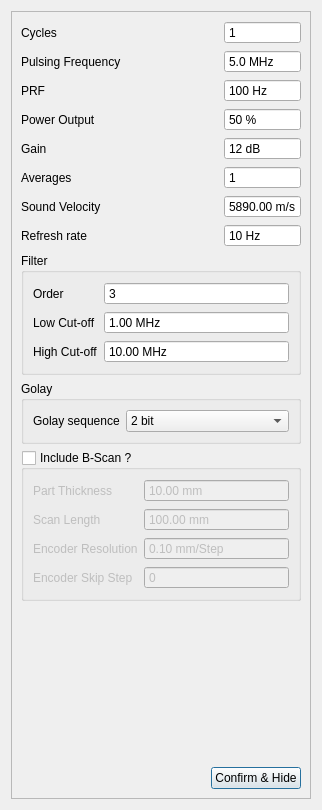
First picture: the form in tsettings.ui, repository SDJoeKing/Tubers_GUI, before the edit.
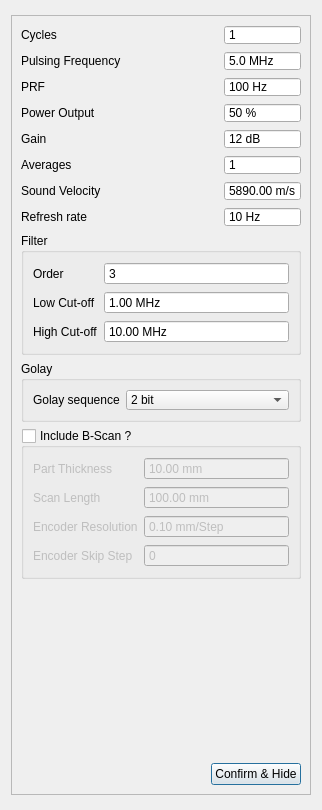
Second picture: the form after the edit.

Commit message: resolving setting panel size

Patch:
```diff
--- a/tsettings.ui
+++ b/tsettings.ui
@@ -22,6 +22,12 @@
   <layout class="QVBoxLayout" name="verticalLayout">
    <item>
     <widget class="QFrame" name="frame">
+     <property name="maximumSize">
+      <size>
+       <width>16777215</width>
+       <height>780</height>
+      </size>
+     </property>
      <property name="frameShape">
       <enum>QFrame::StyledPanel</enum>
      </property>
@@ -38,6 +44,12 @@
       </item>
       <item row="4" column="2">
        <widget class="QSpinBox" name="spinGain">
+        <property name="maximumSize">
+         <size>
+          <width>16777215</width>
+          <height>20</height>
+         </size>
+        </property>
         <property name="buttonSymbols">
          <enum>QAbstractSpinBox::NoButtons</enum>
         </property>
@@ -91,6 +103,12 @@
       </item>
       <item row="2" column="2">
        <widget class="QSpinBox" name="prf">
+        <property name="maximumSize">
+         <size>
+          <width>16777215</width>
+          <height>20</height>
+         </size>
+        </property>
         <property name="buttonSymbols">
          <enum>QAbstractSpinBox::NoButtons</enum>
         </property>
@@ -120,6 +138,12 @@
       </item>
       <item row="5" column="2">
        <widget class="QSpinBox" name="spinAvg">
+        <property name="maximumSize">
+         <size>
+          <width>16777215</width>
+          <height>20</height>
+         </size>
+        </property>
         <property name="buttonSymbols">
          <enum>QAbstractSpinBox::NoButtons</enum>
         </property>
@@ -136,12 +160,24 @@
       </item>
       <item row="9" column="0" colspan="3">
        <widget class="QGroupBox" name="groupBox_3">
+        <property name="maximumSize">
+         <size>
+          <width>16777215</width>
+          <height>70</height>
+         </size>
+        </property>
         <property name="title">
          <string>Golay</string>
         </property>
         <layout class="QFormLayout" name="formLayout_3">
          <item row="0" column="0">
           <widget class="QLabel" name="labelHz_8">
+           <property name="maximumSize">
+            <size>
+             <width>16777215</width>
+             <height>20</height>
+            </size>
+           </property>
            <property name="text">
             <string>Golay sequence</string>
            </property>
@@ -149,6 +185,12 @@
          </item>
          <item row="0" column="1">
           <widget class="QComboBox" name="golayLength">
+           <property name="maximumSize">
+            <size>
+             <width>16777215</width>
+             <height>20</height>
+            </size>
+           </property>
            <item>
             <property name="text">
              <string>2 bit</string>
@@ -171,6 +213,12 @@
       </item>
       <item row="1" column="2">
        <widget class="QDoubleSpinBox" name="spinFrequency">
+        <property name="maximumSize">
+         <size>
+          <width>16777215</width>
+          <height>20</height>
+         </size>
+        </property>
         <property name="buttonSymbols">
          <enum>QAbstractSpinBox::NoButtons</enum>
         </property>
@@ -193,6 +241,12 @@
       </item>
       <item row="0" column="2">
        <widget class="QSpinBox" name="spinCycles">
+        <property name="maximumSize">
+         <size>
+          <width>16777215</width>
+          <height>20</height>
+         </size>
+        </property>
         <property name="buttonSymbols">
          <enum>QAbstractSpinBox::NoButtons</enum>
         </property>
@@ -219,6 +273,12 @@
       </item>
       <item row="7" column="2">
        <widget class="QSpinBox" name="spinRefresh">
+        <property name="maximumSize">
+         <size>
+          <width>16777215</width>
+          <height>20</height>
+         </size>
+        </property>
         <property name="buttonSymbols">
          <enum>QAbstractSpinBox::NoButtons</enum>
         </property>
@@ -343,6 +403,12 @@
       </item>
       <item row="3" column="2">
        <widget class="QSpinBox" name="spinPower">
+        <property name="maximumSize">
+         <size>
+          <width>16777215</width>
+          <height>20</height>
+         </size>
+        </property>
         <property name="buttonSymbols">
          <enum>QAbstractSpinBox::NoButtons</enum>
         </property>
@@ -362,6 +428,12 @@
       </item>
       <item row="6" column="2">
        <widget class="QDoubleSpinBox" name="spinVel">
+        <property name="maximumSize">
+         <size>
+          <width>16777215</width>
+          <height>20</height>
+         </size>
+        </property>
         <property name="buttonSymbols">
          <enum>QAbstractSpinBox::NoButtons</enum>
         </property>
@@ -385,6 +457,12 @@
       </item>
       <item row="8" column="0" colspan="3">
        <widget class="QGroupBox" name="groupBox">
+        <property name="maximumSize">
+         <size>
+          <width>16777215</width>
+          <height>130</height>
+         </size>
+        </property>
         <property name="title">
          <string>Filter</string>
         </property>
```
